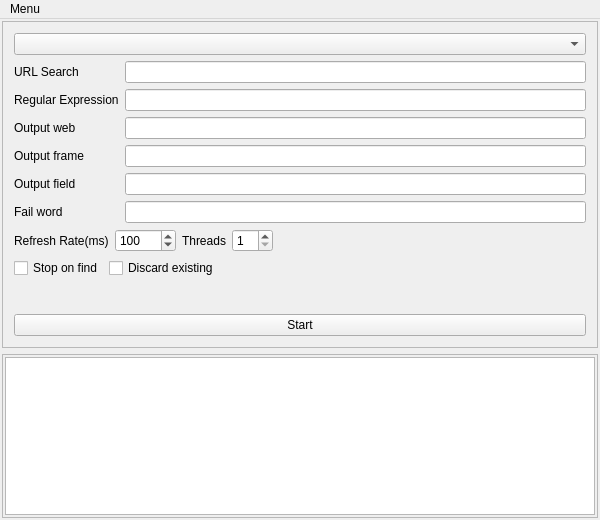
mjeronimoa/KeyFinder, file mainwindow.ui: the form before one commit.
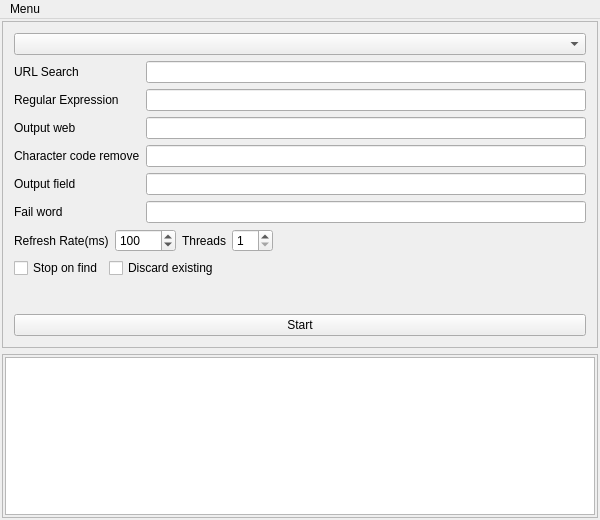
The form after the commit.

Commit message: Now script copy and validate code in output web

Patch:
```diff
--- a/mainwindow.ui
+++ b/mainwindow.ui
@@ -115,7 +115,7 @@
            <item row="3" column="0">
             <widget class="QLabel" name="labelOutputFrame">
              <property name="text">
-              <string>Output frame</string>
+              <string>Character code remove</string>
              </property>
             </widget>
            </item>
```
Left out of the diff: 4 changed lines with no effect on the pictures. The commit also changes 2 other files.
